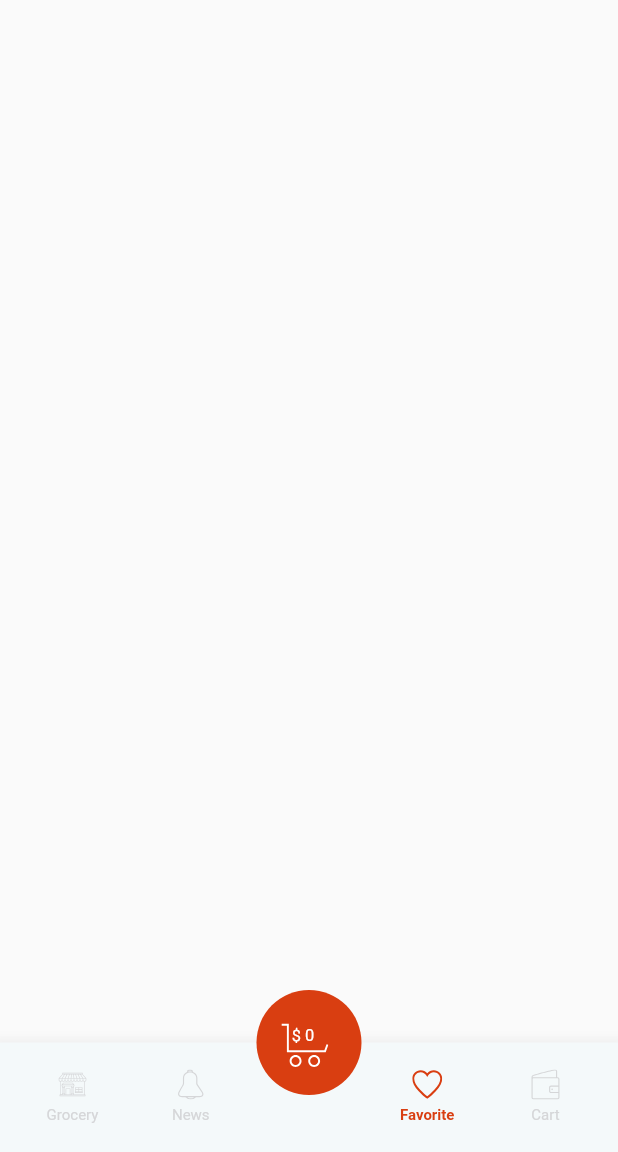
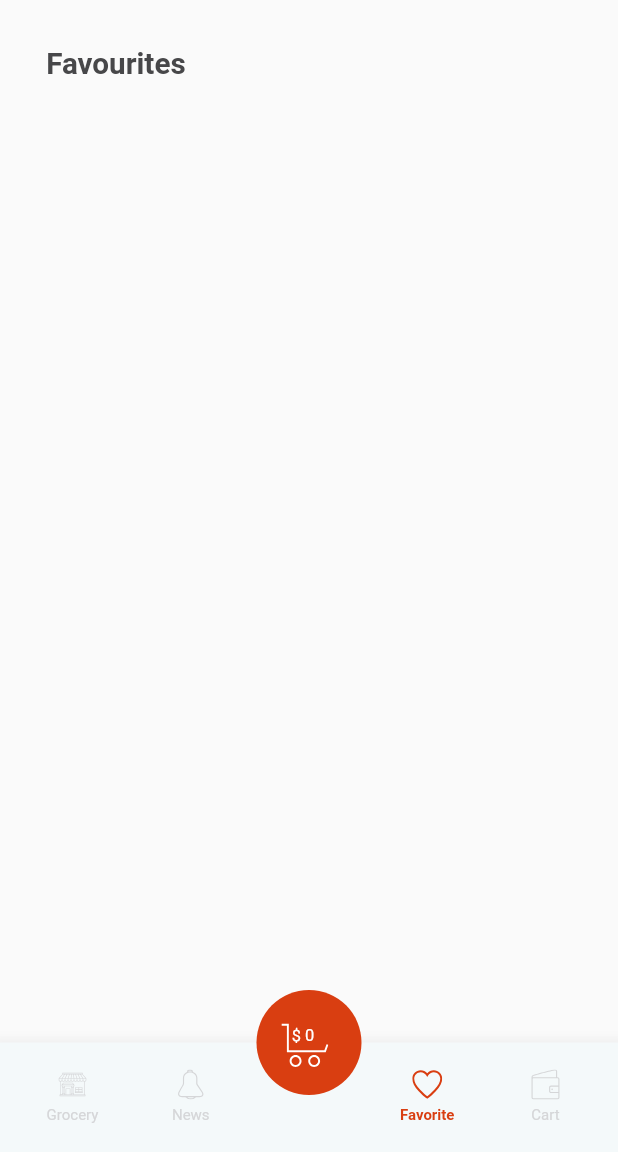
Before and after one commit to ashraf-hriz/flutter_shoping_demo_getx, a Flutter app: the screen it shows after launch, item 3 of the bottom bar chosen, on a phone screen of 412 x 824 dp, the part 84-1236 px from its top. Run offline on Flutter 3.47's test engine with Material 2 defaults, Android fonts, the light colour scheme and no system bars; our stand-ins replace flutter_screenutil, flutter_svg, get.

Commit message:
add favourites screen

```diff
--- a/lib/screens/favorite_screen.dart
+++ b/lib/screens/favorite_screen.dart
@@ -1,4 +1,9 @@
 import 'package:flutter/material.dart';
+import 'package:flutter_demo_task/controllers/home_controller.dart';
+import 'package:flutter_screenutil/flutter_screenutil.dart';
+import 'package:get/get.dart';
+
+import '../widgets/favourite_item.dart';
 
 class TestScreen extends StatelessWidget {
   @override
@@ -83,10 +88,38 @@ class CustomClipPath extends CustomClipper<Path> {
 }
 
 class FavoriteScreen extends StatelessWidget {
-  const FavoriteScreen({Key? key}) : super(key: key);
+  FavoriteScreen({Key? key}) : super(key: key);
+  var controller = Get.find<HomeController>();
 
   @override
   Widget build(BuildContext context) {
-    return Container();
+    return Container(
+      width: Get.width,
+      height: Get.height,
+      padding: EdgeInsets.symmetric(vertical: 12.h, horizontal: 12.w),
+      child: Column(
+        crossAxisAlignment: CrossAxisAlignment.start,
+        children: [
+          Padding(
+            padding: EdgeInsets.symmetric(horizontal: 16.w, vertical: 12.h),
+            child: Text(
+              'Favourites',
+              style: Theme.of(context).textTheme.headline3,
+            ),
+          ),
+          Obx(
+            () => ListView.builder(
+              shrinkWrap: true,
+              itemCount: controller.favProducts.length,
+              itemBuilder: (context, index) {
+                return FavouriteItem(
+                  product: controller.products[controller.favProducts[index]],
+                );
+              },
+            ),
+          ),
+        ],
+      ),
+    );
   }
 }
```
Also changed, not shown: lib/widgets/favourite_item.dart (added, +67 -0 lines).
